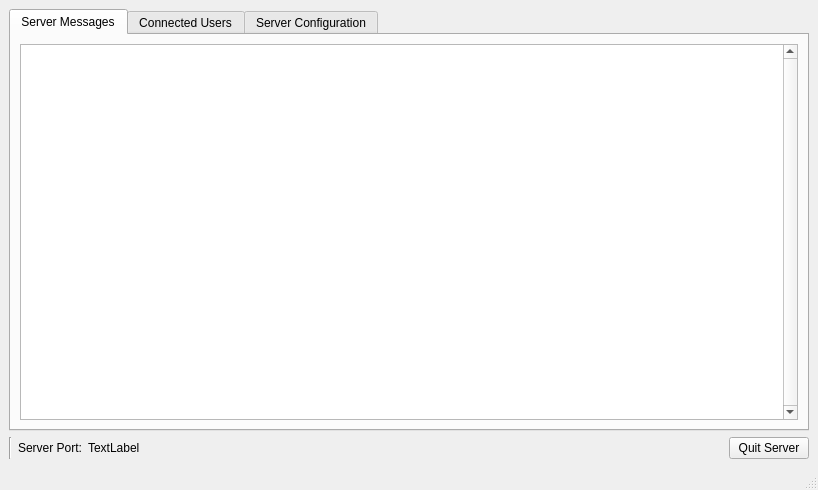
This is Server/serverapp.ui in jacob-swanson/PixSpace as Qt 5 draws it before an edit. The edited form follows.
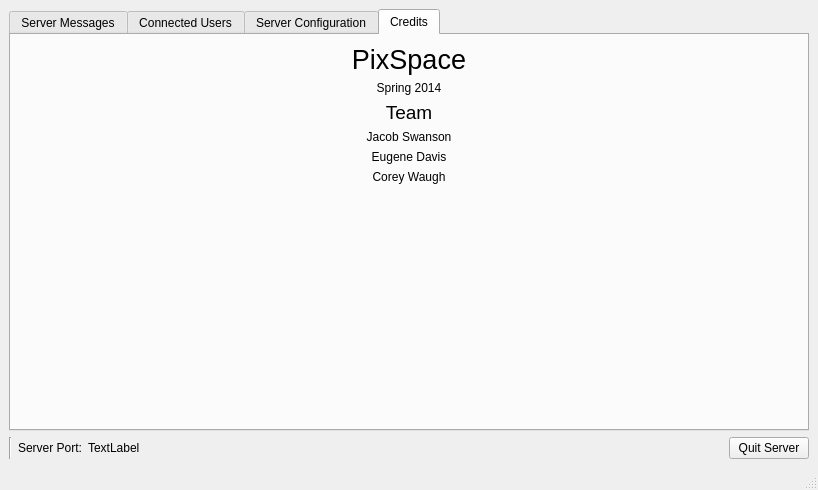
This is the edited form. The open tabs and pages were chosen to show the change. Icons and pictures are not drawn.

Commit message: Added credits to server.

Diff of the .ui file:
```diff
--- a/Server/serverapp.ui
+++ b/Server/serverapp.ui
@@ -237,6 +237,100 @@
         </item>
        </layout>
       </widget>
+      <widget class="QWidget" name="tab_3">
+       <attribute name="title">
+        <string>Credits</string>
+       </attribute>
+       <layout class="QVBoxLayout" name="verticalLayout_3">
+        <item>
+         <widget class="QLabel" name="label_6">
+          <property name="font">
+           <font>
+            <pointsize>20</pointsize>
+           </font>
+          </property>
+          <property name="text">
+           <string>PixSpace</string>
+          </property>
+          <property name="alignment">
+           <set>Qt::AlignCenter</set>
+          </property>
+         </widget>
+        </item>
+        <item>
+         <layout class="QHBoxLayout" name="horizontalLayout_2">
+          <item>
+           <widget class="QLabel" name="label_11">
+            <property name="text">
+             <string>Spring 2014</string>
+            </property>
+            <property name="alignment">
+             <set>Qt::AlignCenter</set>
+            </property>
+           </widget>
+          </item>
+         </layout>
+        </item>
+        <item>
+         <widget class="QLabel" name="label_10">
+          <property name="font">
+           <font>
+            <pointsize>14</pointsize>
+           </font>
+          </property>
+          <property name="text">
+           <string>Team</string>
+          </property>
+          <property name="alignment">
+           <set>Qt::AlignCenter</set>
+          </property>
+         </widget>
+        </item>
+        <item>
+         <widget class="QLabel" name="label_9">
+          <property name="text">
+           <string>Jacob Swanson</string>
+          </property>
+          <property name="alignment">
+           <set>Qt::AlignCenter</set>
+          </property>
+         </widget>
+        </item>
+        <item>
+         <widget class="QLabel" name="label_13">
+          <property name="text">
+           <string>Eugene Davis</string>
+          </property>
+          <property name="alignment">
+           <set>Qt::AlignCenter</set>
+          </property>
+         </widget>
+        </item>
+        <item>
+         <widget class="QLabel" name="label_12">
+          <property name="text">
+           <string>Corey Waugh</string>
+          </property>
+          <property name="alignment">
+           <set>Qt::AlignCenter</set>
+          </property>
+         </widget>
+        </item>
+        <item>
+         <spacer name="verticalSpacer_2">
+          <property name="orientation">
+           <enum>Qt::Vertical</enum>
+          </property>
+          <property name="sizeHint" stdset="0">
+           <size>
+            <width>20</width>
+            <height>215</height>
+           </size>
+          </property>
+         </spacer>
+        </item>
+       </layout>
+      </widget>
      </widget>
     </item>
     <item>
```
